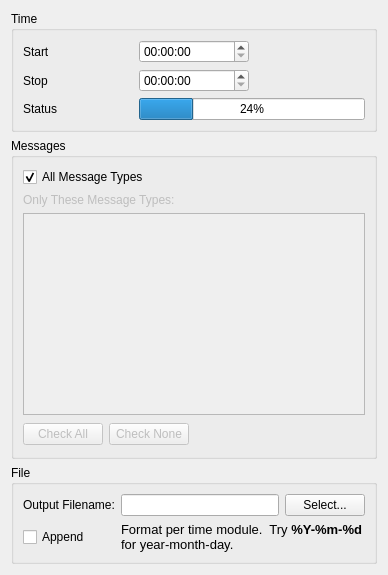
Qt form profit/widgets/ui_collectordisplay.ui (hpsilva/profitpy) before a commit.
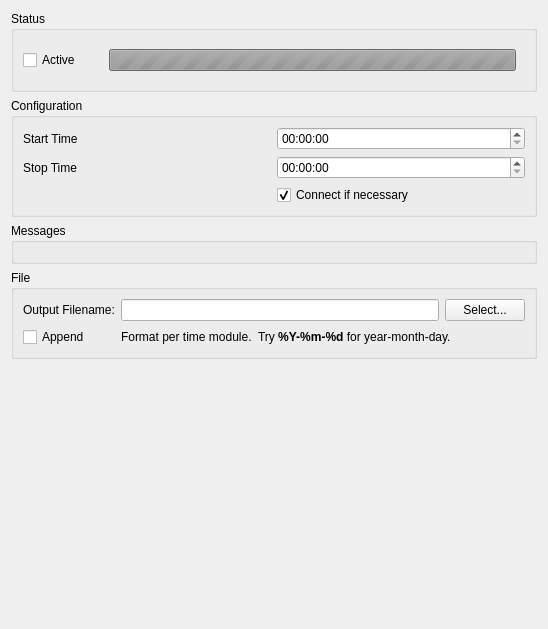
The same form after that commit. Icons and pictures are not drawn. Custom widgets are drawn as their Qt base class.

Diff of the .ui file:
```diff
--- a/profit/widgets/ui_collectordisplay.ui
+++ b/profit/widgets/ui_collectordisplay.ui
@@ -5,24 +5,84 @@
    <rect>
     <x>0</x>
     <y>0</y>
-    <width>388</width>
-    <height>575</height>
+    <width>548</width>
+    <height>629</height>
    </rect>
   </property>
   <property name="windowTitle" >
    <string>Collector</string>
   </property>
   <layout class="QVBoxLayout" name="verticalLayout_2" >
+   <item>
+    <widget class="QGroupBox" name="statusGroup" >
+     <property name="title" >
+      <string>Status</string>
+     </property>
+     <property name="flat" >
+      <bool>true</bool>
+     </property>
+     <layout class="QHBoxLayout" name="horizontalLayout_2" >
+      <item>
+       <widget class="QCheckBox" name="activeButton" >
+        <property name="text" >
+         <string>Active</string>
+        </property>
+        <property name="icon" >
+         <iconset resource="profit.qrc" >
+          <normaloff>:/images/icons/connect_no.png</normaloff>:/images/icons/connect_no.png</iconset>
+        </property>
+       </widget>
+      </item>
+      <item>
+       <widget class="QWidget" native="1" name="progressContainer" >
+        <property name="enabled" >
+         <bool>false</bool>
+        </property>
+        <layout class="QHBoxLayout" name="horizontalLayout" >
+         <item>
+          <widget class="QLabel" name="statusLabel" >
+           <property name="text" >
+            <string/>
+           </property>
+          </widget>
+         </item>
+         <item>
+          <widget class="QProgressBar" name="timeProgress" >
+           <property name="sizePolicy" >
+            <sizepolicy vsizetype="Fixed" hsizetype="Expanding" >
+             <horstretch>0</horstretch>
+             <verstretch>0</verstretch>
+            </sizepolicy>
+           </property>
+           <property name="minimum" >
+            <number>0</number>
+           </property>
+           <property name="maximum" >
+            <number>0</number>
+           </property>
+           <property name="value" >
+            <number>0</number>
+           </property>
+           <property name="textVisible" >
+            <bool>true</bool>
+           </property>
+           <property name="format" >
+            <string>%p% (%v of %m seconds)</string>
+           </property>
+          </widget>
+         </item>
+        </layout>
+        <zorder>timeProgress</zorder>
+        <zorder>statusLabel</zorder>
+       </widget>
+      </item>
+     </layout>
+    </widget>
+   </item>
    <item>
     <widget class="QGroupBox" name="configGroup" >
-     <property name="sizePolicy" >
-      <sizepolicy vsizetype="Minimum" hsizetype="Preferred" >
-       <horstretch>0</horstretch>
-       <verstretch>0</verstretch>
-      </sizepolicy>
-     </property>
      <property name="title" >
-      <string>Time</string>
+      <string>Configuration</string>
      </property>
      <property name="flat" >
       <bool>true</bool>
@@ -31,40 +91,30 @@
       <item row="0" column="0" >
        <widget class="QLabel" name="label" >
         <property name="text" >
-         <string>Start</string>
+         <string>Start Time</string>
         </property>
        </widget>
       </item>
       <item row="0" column="1" >
        <widget class="QTimeEdit" name="startTime" />
       </item>
+      <item row="1" column="0" >
+       <widget class="QLabel" name="label_2" >
+        <property name="text" >
+         <string>Stop Time</string>
+        </property>
+       </widget>
+      </item>
       <item row="1" column="1" >
        <widget class="QTimeEdit" name="stopTime" />
       </item>
-      <item row="2" column="1" colspan="2" >
-       <widget class="QProgressBar" name="progressBar" >
-        <property name="sizePolicy" >
-         <sizepolicy vsizetype="Fixed" hsizetype="Preferred" >
-          <horstretch>0</horstretch>
-          <verstretch>0</verstretch>
-         </sizepolicy>
-        </property>
-        <property name="value" >
-         <number>24</number>
-        </property>
-       </widget>
-      </item>
-      <item row="1" column="0" >
-       <widget class="QLabel" name="label_2" >
+      <item row="2" column="1" >
+       <widget class="QCheckBox" name="autoConnect" >
         <property name="text" >
-         <string>Stop</string>
+         <string>Connect if necessary</string>
         </property>
-       </widget>
-      </item>
-      <item row="2" column="0" >
-       <widget class="QLabel" name="label_3" >
-        <property name="text" >
-         <string>Status</string>
+        <property name="checked" >
+         <bool>true</bool>
         </property>
        </widget>
       </item>
@@ -72,13 +122,7 @@
     </widget>
    </item>
    <item>
-    <widget class="QGroupBox" name="messagesGroup" >
-     <property name="sizePolicy" >
-      <sizepolicy vsizetype="Minimum" hsizetype="Preferred" >
-       <horstretch>0</horstretch>
-       <verstretch>0</verstretch>
-      </sizepolicy>
-     </property>
+    <widget class="QGroupBox" name="messageGroup" >
      <property name="title" >
       <string>Messages</string>
      </property>
@@ -87,86 +131,13 @@
      </property>
      <layout class="QVBoxLayout" name="verticalLayout" >
       <item>
-       <widget class="QCheckBox" name="allCheck" >
-        <property name="text" >
-         <string>All Message Types</string>
-        </property>
-        <property name="checked" >
-         <bool>true</bool>
-        </property>
-       </widget>
-      </item>
-      <item>
-       <widget class="QLabel" name="typesListText" >
-        <property name="enabled" >
-         <bool>false</bool>
-        </property>
-        <property name="text" >
-         <string>Only These Message Types:</string>
-        </property>
-       </widget>
-      </item>
-      <item>
-       <widget class="QListWidget" name="typesList" >
-        <property name="enabled" >
-         <bool>false</bool>
-        </property>
-       </widget>
-      </item>
-      <item>
-       <layout class="QHBoxLayout" >
-        <property name="spacing" >
-         <number>6</number>
-        </property>
-        <property name="margin" >
-         <number>0</number>
-        </property>
-        <item>
-         <widget class="QPushButton" name="checkAllButton" >
-          <property name="enabled" >
-           <bool>false</bool>
-          </property>
-          <property name="text" >
-           <string>Check All</string>
-          </property>
-         </widget>
-        </item>
-        <item>
-         <widget class="QPushButton" name="checkNoneButton" >
-          <property name="enabled" >
-           <bool>false</bool>
-          </property>
-          <property name="text" >
-           <string>Check None</string>
-          </property>
-         </widget>
-        </item>
-        <item>
-         <spacer>
-          <property name="orientation" >
-           <enum>Qt::Horizontal</enum>
-          </property>
-          <property name="sizeHint" stdset="0" >
-           <size>
-            <width>16</width>
-            <height>26</height>
-           </size>
-          </property>
-         </spacer>
-        </item>
-       </layout>
+       <widget class="MessageTypeSelect" native="1" name="messageTypeDisplay" />
       </item>
      </layout>
     </widget>
    </item>
    <item>
     <widget class="QGroupBox" name="fileGroup" >
-     <property name="sizePolicy" >
-      <sizepolicy vsizetype="Minimum" hsizetype="Preferred" >
-       <horstretch>0</horstretch>
-       <verstretch>0</verstretch>
-      </sizepolicy>
-     </property>
      <property name="title" >
       <string>File</string>
      </property>
@@ -204,7 +175,7 @@
          <string>&lt;!DOCTYPE HTML PUBLIC "-//W3C//DTD HTML 4.0//EN" "http://www.w3.org/TR/REC-html40/strict.dtd">
 &lt;html>&lt;head>&lt;meta name="qrichtext" content="1" />&lt;style type="text/css">
 p, li { white-space: pre-wrap; }
-&lt;/style>&lt;/head>&lt;body style=" font-family:'DejaVu Sans'; font-size:10pt; font-weight:400; font-style:normal;">
+&lt;/style>&lt;/head>&lt;body>
 &lt;p style=" margin-top:0px; margin-bottom:0px; margin-left:0px; margin-right:0px; -qt-block-indent:0; text-indent:0px;">Format per time module.  Try &lt;span style=" font-weight:600;">%Y-%m-%d&lt;/span> for year-month-day.&lt;/p>&lt;/body>&lt;/html></string>
         </property>
         <property name="wordWrap" >
@@ -215,8 +186,29 @@
      </layout>
     </widget>
    </item>
+   <item>
+    <spacer name="verticalSpacer" >
+     <property name="orientation" >
+      <enum>Qt::Vertical</enum>
+     </property>
+     <property name="sizeHint" stdset="0" >
+      <size>
+       <width>20</width>
+       <height>40</height>
+      </size>
+     </property>
+    </spacer>
+   </item>
   </layout>
  </widget>
+ <customwidgets>
+  <customwidget>
+   <class>MessageTypeSelect</class>
+   <extends>QWidget</extends>
+   <header location="global" >messagetypeselect.h</header>
+   <container>1</container>
+  </customwidget>
+ </customwidgets>
  <resources>
   <include location="profit.qrc" />
  </resources>
```
Left out of the diff: 69 changed lines with no effect on the pictures.
